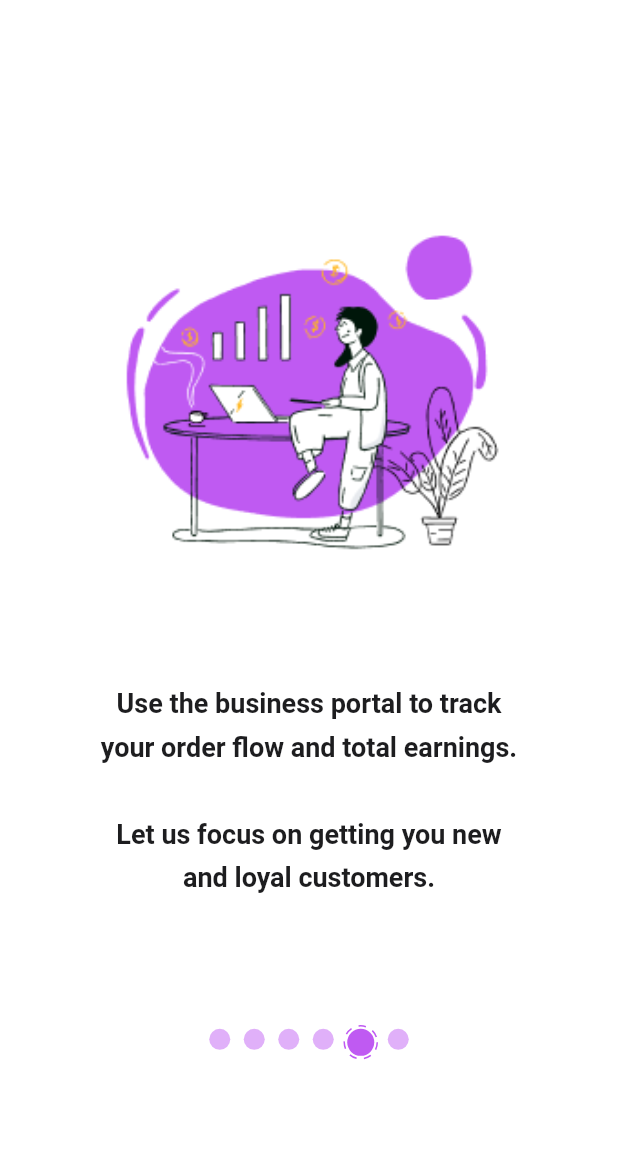
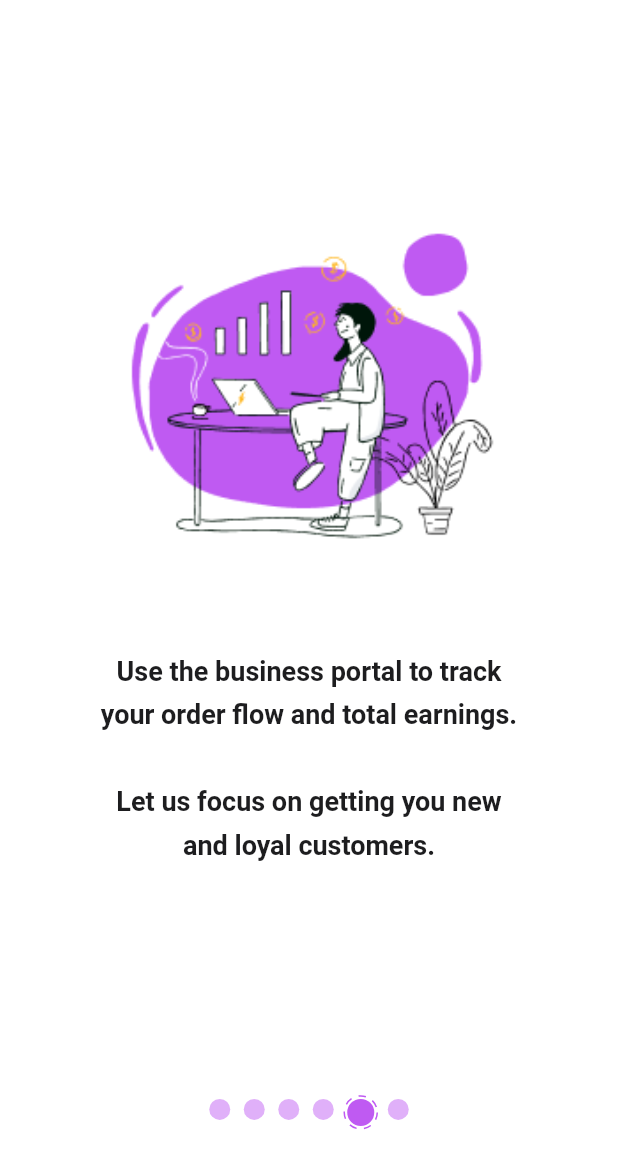
Before and after one commit to aniketujgare/boarding_screen, a Flutter app: the screen it shows after launch, swiped to page 5, on a phone screen of 412 x 824 dp. Shown: the top 1169 px of the screen. Run offline on Flutter 3.47's test engine with Material 2 defaults, Android fonts, the phone set to English and light mode, and no system bars; drawn by our look-alikes of dotted_border; our stand-ins replace google_fonts; Roboto replaces fonts that are missing (Dosis).

Commit message:
Responsive UI (done)
on boarding responsive Ui is done

```diff
--- a/lib/main.dart
+++ b/lib/main.dart
@@ -48,11 +48,10 @@ class _HomeState extends State<Home> {
   Widget build(BuildContext context) {
     return Scaffold(
       body: SafeArea(
-        child: Column(
+        child: Stack(
+          alignment: Alignment.bottomCenter,
           children: [
-            Expanded(
-              flex: 10,
-              child: PageView(
+            PageView(
               controller: PageController(initialPage: 0),
               scrollDirection: Axis.horizontal,
               onPageChanged: (value) {
@@ -69,14 +68,12 @@ class _HomeState extends State<Home> {
                 BoardingPage6(),
               ],
             ),
-            ),
-            const Expanded(flex: 1, child: SizedBox()),
-            Expanded(
-              flex: 1,
+            SizedBox(
+              height: MediaQuery.of(context).size.height * 0.2,
               child: Row(
                 mainAxisAlignment: MainAxisAlignment.center,
                 children: [
-                  Flexible(
+                  Expanded(
                     child: ConstrainedBox(
                       constraints: const BoxConstraints.expand(height: 22),
                       child: Center(
@@ -111,9 +108,6 @@ class _HomeState extends State<Home> {
                 ],
               ),
             ),
-            SizedBox(
-              height: MediaQuery.of(context).size.height * 0.12,
-            ),
           ],
         ),
       ),
--- a/lib/screens/boarding_pages/boarding_page1.dart
+++ b/lib/screens/boarding_pages/boarding_page1.dart
@@ -36,16 +36,13 @@ class VerticalView extends StatelessWidget {
           height: height * 0.1348,
         ),
         Expanded(
-          flex: 8,
+          flex: 3,
           child: Image.asset(
             image,
             fit: BoxFit.cover,
           ),
         ),
-        const Expanded(
-          flex: 1,
-          child: SizedBox(),
-        ),
+        SizedBox(height: height * 0.03),
         Expanded(
           flex: 4,
           child: FittedBox(
@@ -76,7 +73,6 @@ class HorizontalView extends StatelessWidget {
     return Column(
       children: [
         Expanded(
-          flex: 5,
           child: Row(
             children: [
               Expanded(
@@ -110,6 +106,7 @@ class HorizontalView extends StatelessWidget {
             ],
           ),
         ),
+        SizedBox(height: height * 0.2),
       ],
     );
   }
--- a/lib/screens/boarding_pages/boarding_page2.dart
+++ b/lib/screens/boarding_pages/boarding_page2.dart
@@ -37,16 +37,13 @@ class VerticalView extends StatelessWidget {
           height: height * 0.1348,
         ),
         Expanded(
-          flex: 8,
+          flex: 3,
           child: Image.asset(
             image,
             fit: BoxFit.cover,
           ),
         ),
-        const Expanded(
-          flex: 1,
-          child: SizedBox(),
-        ),
+        SizedBox(height: height * 0.03),
         Expanded(
           flex: 4,
           child: FittedBox(
@@ -111,6 +108,7 @@ class HorizontalView extends StatelessWidget {
             ],
           ),
         ),
+        SizedBox(height: height * 0.2),
       ],
     );
   }
--- a/lib/screens/boarding_pages/boarding_page3.dart
+++ b/lib/screens/boarding_pages/boarding_page3.dart
@@ -39,16 +39,13 @@ class VerticalView extends StatelessWidget {
           height: height * 0.1348,
         ),
         Expanded(
-          flex: 8,
+          flex: 3,
           child: Image.asset(
             image,
             fit: BoxFit.cover,
           ),
         ),
-        const Expanded(
-          flex: 1,
-          child: SizedBox(),
-        ),
+        SizedBox(height: height * 0.03),
         Expanded(
           flex: 4,
           child: FittedBox(
@@ -113,6 +110,7 @@ class HorizontalView extends StatelessWidget {
             ],
           ),
         ),
+        SizedBox(height: height * 0.2),
       ],
     );
   }
--- a/lib/screens/boarding_pages/boarding_page4.dart
+++ b/lib/screens/boarding_pages/boarding_page4.dart
@@ -39,16 +39,13 @@ class VerticalView extends StatelessWidget {
           height: height * 0.1348,
         ),
         Expanded(
-          flex: 8,
+          flex: 3,
           child: Image.asset(
             image,
             fit: BoxFit.cover,
           ),
         ),
-        const Expanded(
-          flex: 1,
-          child: SizedBox(),
-        ),
+        SizedBox(height: height * 0.03),
         Expanded(
           flex: 4,
           child: FittedBox(
@@ -113,6 +110,7 @@ class HorizontalView extends StatelessWidget {
             ],
           ),
         ),
+        SizedBox(height: height * 0.2),
       ],
     );
   }
--- a/lib/screens/boarding_pages/boarding_page5.dart
+++ b/lib/screens/boarding_pages/boarding_page5.dart
@@ -39,16 +39,13 @@ class VerticalView extends StatelessWidget {
           height: height * 0.1348,
         ),
         Expanded(
-          flex: 8,
+          flex: 3,
           child: Image.asset(
             image,
             fit: BoxFit.cover,
           ),
         ),
-        const Expanded(
-          flex: 1,
-          child: SizedBox(),
-        ),
+        SizedBox(height: height * 0.03),
         Expanded(
           flex: 4,
           child: FittedBox(
@@ -115,6 +112,7 @@ class HorizontalView extends StatelessWidget {
             ],
           ),
         ),
+        SizedBox(height: height * 0.2),
       ],
     );
   }
--- a/lib/screens/boarding_pages/boarding_page6.dart
+++ b/lib/screens/boarding_pages/boarding_page6.dart
@@ -39,16 +39,13 @@ class VerticalView extends StatelessWidget {
           height: height * 0.1348,
         ),
         Expanded(
-          flex: 8,
+          flex: 3,
           child: Image.asset(
             image,
             fit: BoxFit.cover,
           ),
         ),
-        const Expanded(
-          flex: 1,
-          child: SizedBox(),
-        ),
+        SizedBox(height: height * 0.03),
         Expanded(
           flex: 4,
           child: FittedBox(
@@ -113,6 +110,7 @@ class HorizontalView extends StatelessWidget {
             ],
           ),
         ),
+        SizedBox(height: height * 0.2),
       ],
     );
   }
```
Lines whose indentation alone changed are shown as unchanged.
